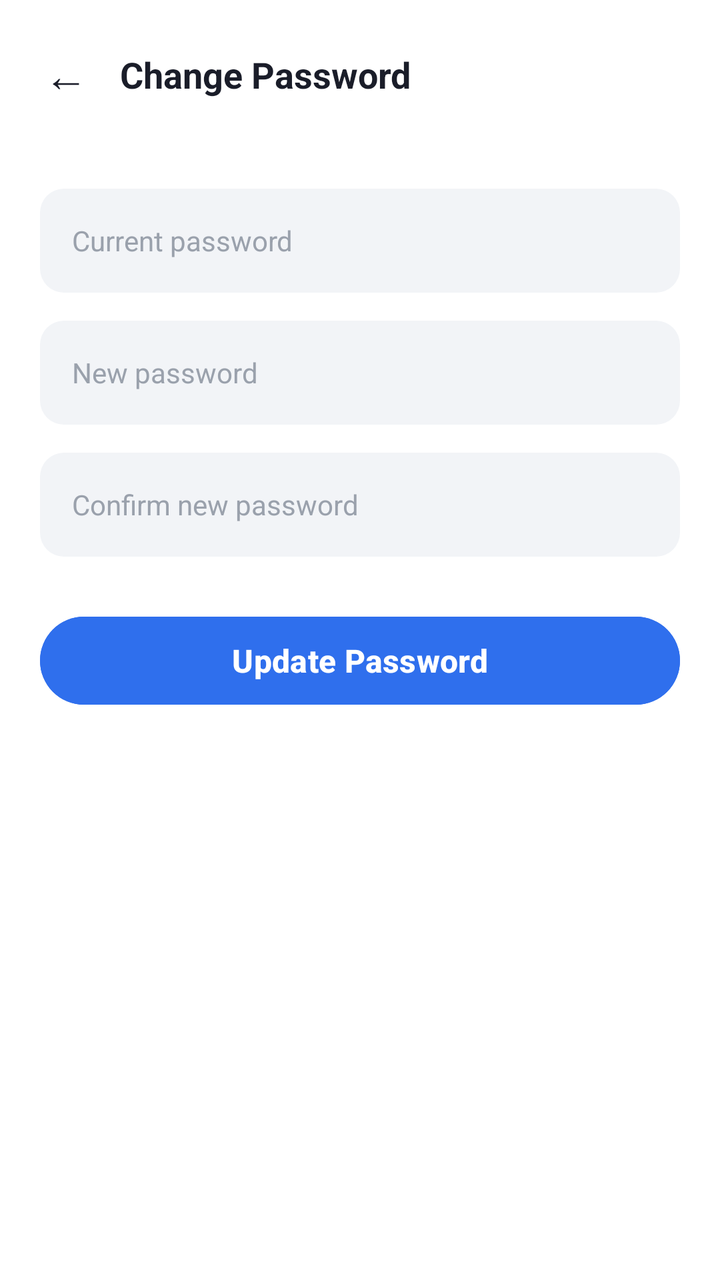
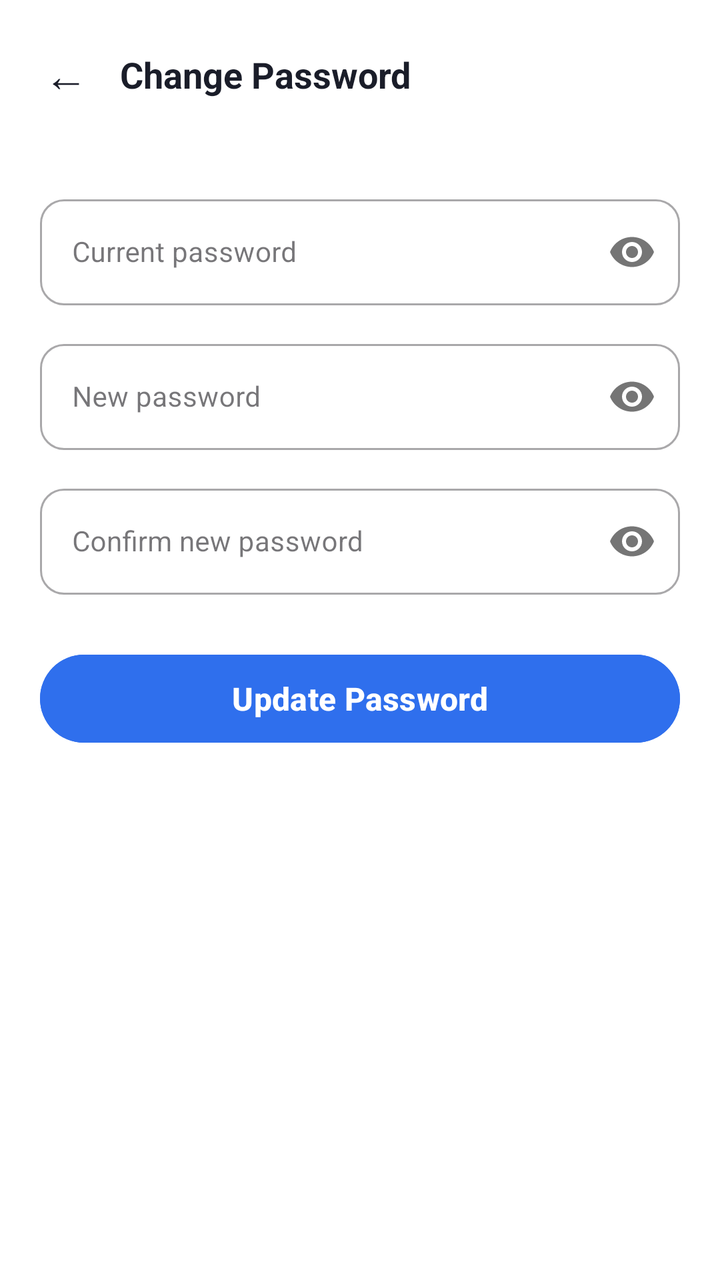

An Android layout rendered at two revisions. The XML below is the earlier revision; the diff shows what the commit changed to produce the second picture.
<!-- AndroidManifest.xml: application theme Theme.DIU_Transport -->
<!-- res/layout/activity_change_password.xml -->
<?xml version="1.0" encoding="utf-8"?>
<LinearLayout xmlns:android="http://schemas.android.com/apk/res/android"
    android:layout_width="match_parent"
    android:layout_height="match_parent"
    android:background="@color/white"
    android:orientation="vertical">

    <LinearLayout
        android:layout_width="match_parent"
        android:layout_height="wrap_content"
        android:gravity="center_vertical"
        android:orientation="horizontal"
        android:padding="16dp">

        <TextView
            android:id="@+id/btnBack"
            android:layout_width="wrap_content"
            android:layout_height="wrap_content"
            android:background="?attr/selectableItemBackgroundBorderless"
            android:padding="6dp"
            android:text="←"
            android:textColor="@color/text_primary"
            android:textSize="22sp" />

        <TextView
            android:layout_width="wrap_content"
            android:layout_height="wrap_content"
            android:layout_marginStart="10dp"
            android:text="Change Password"
            android:textColor="@color/text_primary"
            android:textSize="18sp"
            android:textStyle="bold" />
    </LinearLayout>

    <LinearLayout
        android:layout_width="match_parent"
        android:layout_height="wrap_content"
        android:orientation="vertical"
        android:padding="20dp">

        <EditText
            android:id="@+id/etCurrentPassword"
            android:layout_width="match_parent"
            android:layout_height="52dp"
            android:layout_marginBottom="14dp"
            android:background="@drawable/bg_field"
            android:hint="Current password"
            android:inputType="textPassword"
            android:paddingStart="16dp"
            android:paddingEnd="16dp"
            android:textColor="@color/text_primary"
            android:textColorHint="@color/text_hint"
            android:textSize="14sp" />

        <EditText
            android:id="@+id/etNewPassword"
            android:layout_width="match_parent"
            android:layout_height="52dp"
            android:layout_marginBottom="14dp"
            android:background="@drawable/bg_field"
            android:hint="New password"
            android:inputType="textPassword"
            android:paddingStart="16dp"
            android:paddingEnd="16dp"
            android:textColor="@color/text_primary"
            android:textColorHint="@color/text_hint"
            android:textSize="14sp" />

        <EditText
            android:id="@+id/etConfirmPassword"
            android:layout_width="match_parent"
            android:layout_height="52dp"
            android:layout_marginBottom="26dp"
            android:background="@drawable/bg_field"
            android:hint="Confirm new password"
            android:inputType="textPassword"
            android:paddingStart="16dp"
            android:paddingEnd="16dp"
            android:textColor="@color/text_primary"
            android:textColorHint="@color/text_hint"
            android:textSize="14sp" />

        <Button
            android:id="@+id/btnUpdate"
            android:layout_width="match_parent"
            android:layout_height="52dp"
            android:backgroundTint="@color/primary"
            android:text="Update Password"
            android:textAllCaps="false"
            android:textColor="@color/white"
            android:textSize="16sp"
            android:textStyle="bold" />
    </LinearLayout>
</LinearLayout>
<!-- resources referenced by this layout -->
<resources>
  <color name="primary">#2F6FED</color>
  <color name="text_hint">#9AA1AC</color>
  <color name="text_primary">#1A1D29</color>
  <color name="white">#FFFFFFFF</color>
  <!-- drawable bg_field (drawable) -->
  <?xml version="1.0" encoding="utf-8"?>
  <shape xmlns:android="http://schemas.android.com/apk/res/android">
      <solid android:color="@color/bg_field" />
      <corners android:radius="12dp" />
  </shape>
  <style name="Theme.DIU_Transport" parent="Base.Theme.DIU_Transport" />
  <color name="bg_field">#F2F4F7</color>
  <style name="Base.Theme.DIU_Transport" parent="Theme.Material3.Light.NoActionBar">
          <item name="colorPrimary">@color/primary</item>
          <item name="colorPrimaryDark">@color/primary_dark</item>
          <item name="colorOnPrimary">@color/text_on_primary</item>
          <item name="colorSecondary">@color/primary</item>
          <item name="colorOnSecondary">@color/text_on_primary</item>
          <item name="android:statusBarColor">@color/white</item>
          <item name="android:windowLightStatusBar">true</item>
          <item name="android:navigationBarColor">@color/white</item>
          <item name="android:windowBackground">@color/bg_screen</item>
          <item name="android:forceDarkAllowed" tools:targetApi="q">false</item>
      </style>
  <color name="primary_dark">#1E4FBE</color>
  <color name="text_on_primary">#FFFFFF</color>
  <color name="bg_screen">#F5F7FA</color>
</resources>

<!-- the commit's change to res/layout/activity_change_password.xml (unified diff, before → after) -->
@@ -1,94 +1,131 @@
 <?xml version="1.0" encoding="utf-8"?>
-<LinearLayout xmlns:android="http://schemas.android.com/apk/res/android"
+<ScrollView xmlns:android="http://schemas.android.com/apk/res/android"
+    xmlns:app="http://schemas.android.com/apk/res-auto"
     android:layout_width="match_parent"
     android:layout_height="match_parent"
     android:background="@color/white"
-    android:orientation="vertical">
+    android:fillViewport="true">
 
     <LinearLayout
         android:layout_width="match_parent"
         android:layout_height="wrap_content"
-        android:gravity="center_vertical"
-        android:orientation="horizontal"
-        android:padding="16dp">
+        android:orientation="vertical">
 
-        <TextView
-            android:id="@+id/btnBack"
-            android:layout_width="wrap_content"
+        
+        <LinearLayout
+            android:layout_width="match_parent"
             android:layout_height="wrap_content"
-            android:background="?attr/selectableItemBackgroundBorderless"
-            android:padding="6dp"
-            android:text="←"
-            android:textColor="@color/text_primary"
-            android:textSize="22sp" />
+            android:gravity="center_vertical"
+            android:orientation="horizontal"
+            android:padding="16dp">
 
-        <TextView
-            android:layout_width="wrap_content"
+            <TextView
+                android:id="@+id/btnBack"
+                android:layout_width="wrap_content"
+                android:layout_height="wrap_content"
+                android:background="?attr/selectableItemBackgroundBorderless"
+                android:padding="6dp"
+                android:text="←"
+                android:textColor="@color/text_primary"
+                android:textSize="22sp" />
+
+            <TextView
+                android:layout_width="wrap_content"
+                android:layout_height="wrap_content"
+                android:layout_marginStart="10dp"
+                android:text="Change Password"
+                android:textColor="@color/text_primary"
+                android:textSize="18sp"
+                android:textStyle="bold" />
+        </LinearLayout>
+
+        
+        <LinearLayout
+            android:layout_width="match_parent"
             android:layout_height="wrap_content"
-            android:layout_marginStart="10dp"
-            android:text="Change Password"
-            android:textColor="@color/text_primary"
-            android:textSize="18sp"
-            android:textStyle="bold" />
+            android:orientation="vertical"
+            android:padding="20dp"
+            android:paddingBottom="200dp">
+
+            
+            <com.google.android.material.textfield.TextInputLayout
+                style="@style/Widget.MaterialComponents.TextInputLayout.OutlinedBox"
+                android:layout_width="match_parent"
+                android:layout_height="wrap_content"
+                android:layout_marginBottom="14dp"
+                app:boxCornerRadiusTopStart="12dp"
+                app:boxCornerRadiusTopEnd="12dp"
+                app:boxCornerRadiusBottomStart="12dp"
+                app:boxCornerRadiusBottomEnd="12dp"
+                app:passwordToggleEnabled="true">
+
+                <com.google.android.material.textfield.TextInputEditText
+                    android:id="@+id/etCurrentPassword"
+                    android:layout_width="match_parent"
+                    android:layout_height="wrap_content"
+                    android:minHeight="52dp"
+                    android:hint="Current password"
+                    android:inputType="textPassword"
+                    android:textColor="@color/text_primary"
+                    android:textSize="14sp" />
+            </com.google.android.material.textfield.TextInputLayout>
+
+            
+            <com.google.android.material.textfield.TextInputLayout
+                style="@style/Widget.MaterialComponents.TextInputLayout.OutlinedBox"
+                android:layout_width="match_parent"
+                android:layout_height="wrap_content"
+                android:layout_marginBottom="14dp"
+                app:boxCornerRadiusTopStart="12dp"
+                app:boxCornerRadiusTopEnd="12dp"
+                app:boxCornerRadiusBottomStart="12dp"
+                app:boxCornerRadiusBottomEnd="12dp"
+                app:passwordToggleEnabled="true">
+
+                <com.google.android.material.textfield.TextInputEditText
+                    android:id="@+id/etNewPassword"
+                    android:layout_width="match_parent"
+                    android:layout_height="wrap_content"
+                    android:minHeight="52dp"
+                    android:hint="New password"
+                    android:inputType="textPassword"
+                    android:textColor="@color/text_primary"
+                    android:textSize="14sp" />
+            </com.google.android.material.textfield.TextInputLayout>
+
+            
+            <com.google.android.material.textfield.TextInputLayout
+                style="@style/Widget.MaterialComponents.TextInputLayout.OutlinedBox"
+                android:layout_width="match_parent"
+                android:layout_height="wrap_content"
+                android:layout_marginBottom="26dp"
+                app:boxCornerRadiusTopStart="12dp"
+                app:boxCornerRadiusTopEnd="12dp"
+                app:boxCornerRadiusBottomStart="12dp"
+                app:boxCornerRadiusBottomEnd="12dp"
+                app:passwordToggleEnabled="true">
+
+                <com.google.android.material.textfield.TextInputEditText
+                    android:id="@+id/etConfirmPassword"
+                    android:layout_width="match_parent"
+                    android:layout_height="wrap_content"
+                    android:minHeight="52dp"
+                    android:hint="Confirm new password"
+                    android:inputType="textPassword"
+                    android:textColor="@color/text_primary"
+                    android:textSize="14sp" />
+            </com.google.android.material.textfield.TextInputLayout>
+
+            <Button
+                android:id="@+id/btnUpdate"
+                android:layout_width="match_parent"
+                android:layout_height="52dp"
+                android:backgroundTint="@color/primary"
+                android:text="Update Password"
+                android:textAllCaps="false"
+                android:textColor="@color/white"
+                android:textSize="16sp"
+                android:textStyle="bold" />
+        </LinearLayout>
     </LinearLayout>
-
-    <LinearLayout
-        android:layout_width="match_parent"
-        android:layout_height="wrap_content"
-        android:orientation="vertical"
-        android:padding="20dp">
-
-        <EditText
-            android:id="@+id/etCurrentPassword"
-            android:layout_width="match_parent"
-            android:layout_height="52dp"
-            android:layout_marginBottom="14dp"
-            android:background="@drawable/bg_field"
-            android:hint="Current password"
-            android:inputType="textPassword"
-            android:paddingStart="16dp"
-            android:paddingEnd="16dp"
-            android:textColor="@color/text_primary"
-            android:textColorHint="@color/text_hint"
-            android:textSize="14sp" />
-
-        <EditText
-            android:id="@+id/etNewPassword"
-            android:layout_width="match_parent"
-            android:layout_height="52dp"
-            android:layout_marginBottom="14dp"
-            android:background="@drawable/bg_field"
-            android:hint="New password"
-            android:inputType="textPassword"
-            android:paddingStart="16dp"
-            android:paddingEnd="16dp"
-            android:textColor="@color/text_primary"
-            android:textColorHint="@color/text_hint"
-            android:textSize="14sp" />
-
-        <EditText
-            android:id="@+id/etConfirmPassword"
-            android:layout_width="match_parent"
-            android:layout_height="52dp"
-            android:layout_marginBottom="26dp"
-            android:background="@drawable/bg_field"
-            android:hint="Confirm new password"
-            android:inputType="textPassword"
-            android:paddingStart="16dp"
-            android:paddingEnd="16dp"
-            android:textColor="@color/text_primary"
-            android:textColorHint="@color/text_hint"
-            android:textSize="14sp" />
-
-        <Button
-            android:id="@+id/btnUpdate"
-            android:layout_width="match_parent"
-            android:layout_height="52dp"
-            android:backgroundTint="@color/primary"
-            android:text="Update Password"
-            android:textAllCaps="false"
-            android:textColor="@color/white"
-            android:textSize="16sp"
-            android:textStyle="bold" />
-    </LinearLayout>
-</LinearLayout>
+</ScrollView>
<!-- resource entries referenced after the edit -->
@@ -1,17 +1,9 @@
 <!-- resources referenced by this layout -->
 <resources>
   <color name="primary">#2F6FED</color>
-  <color name="text_hint">#9AA1AC</color>
   <color name="text_primary">#1A1D29</color>
   <color name="white">#FFFFFFFF</color>
-  <!-- drawable bg_field (drawable) -->
-  <?xml version="1.0" encoding="utf-8"?>
-  <shape xmlns:android="http://schemas.android.com/apk/res/android">
-      <solid android:color="@color/bg_field" />
-      <corners android:radius="12dp" />
-  </shape>
   <style name="Theme.DIU_Transport" parent="Base.Theme.DIU_Transport" />
-  <color name="bg_field">#F2F4F7</color>
   <style name="Base.Theme.DIU_Transport" parent="Theme.Material3.Light.NoActionBar">
           <item name="colorPrimary">@color/primary</item>
           <item name="colorPrimaryDark">@color/primary_dark</item>
